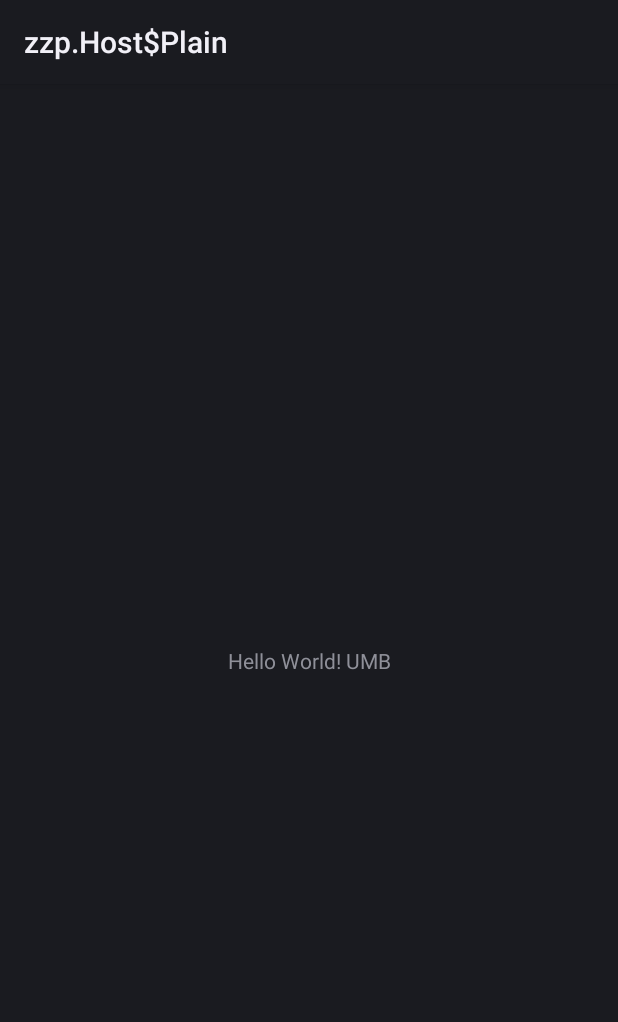
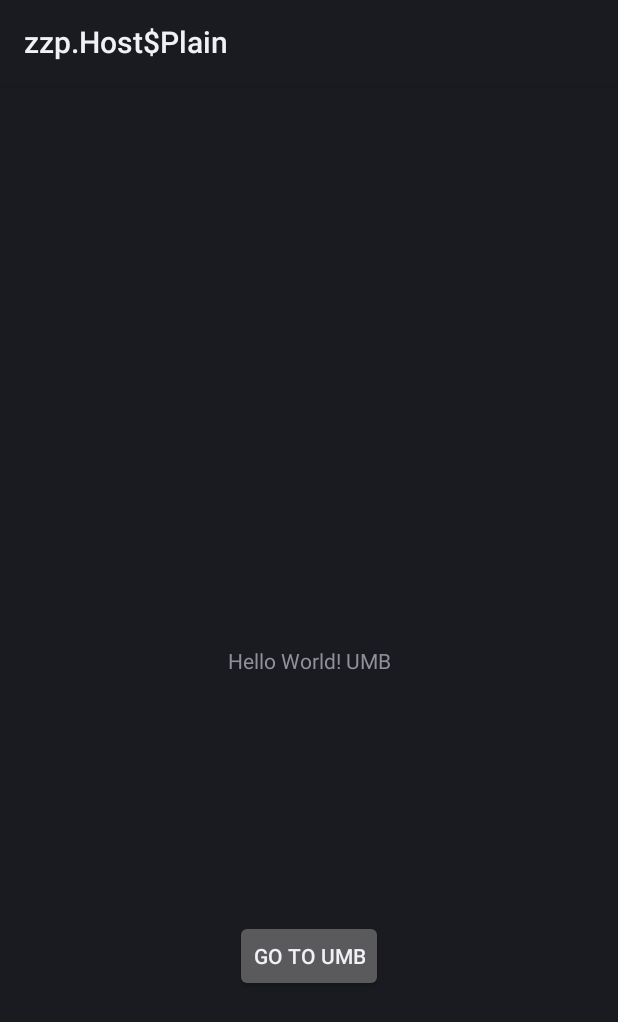
Before and after one commit to elin3t/umbsoft-android-hello, an Android app: the layout activity_main.xml on its own in the app's theme, with its tools: preview values and no code run, on a phone screen of 412 x 824 dp. Shown: the top 1022 px of the screen. Run offline under Robolectric (Android 15) with nearby library versions, the phone set to English and light mode, and no system bars.

Commit message:
Add Button to Open UMB Web on Browser

```diff
--- a/hello/src/main/java/com/eliecerdaza/umbsoft/hello/MainActivity.java
+++ b/hello/src/main/java/com/eliecerdaza/umbsoft/hello/MainActivity.java
@@ -1,7 +1,10 @@
 package com.eliecerdaza.umbsoft.hello;
 
+import android.content.Intent;
+import android.net.Uri;
 import android.support.v7.app.AppCompatActivity;
 import android.os.Bundle;
+import android.view.View;
 
 public class MainActivity extends AppCompatActivity {
 
@@ -10,4 +13,9 @@ public class MainActivity extends AppCompatActivity {
         super.onCreate(savedInstanceState);
         setContentView(R.layout.activity_main);
     }
+
+    public void openUMBinBrowser(View view){
+        Intent browserIntent = new Intent(Intent.ACTION_VIEW, Uri.parse("http://umbvirtual.edu.co"));
+        startActivity(browserIntent);
+    }
 }
--- a/hello/src/main/res/layout/activity_main.xml
+++ b/hello/src/main/res/layout/activity_main.xml
@@ -6,7 +6,20 @@
     android:layout_height="match_parent"
     tools:context=".MainActivity">
 
+    <Button
+        android:id="@+id/button"
+        android:layout_width="wrap_content"
+        android:layout_height="wrap_content"
+        android:onClick="openUMBinBrowser"
+        android:text="Go To UMB"
+        app:layout_constraintBottom_toBottomOf="parent"
+        app:layout_constraintEnd_toEndOf="parent"
+        app:layout_constraintHorizontal_bias="0.5"
+        app:layout_constraintStart_toStartOf="parent"
+        app:layout_constraintTop_toBottomOf="@+id/textView" />
+
     <TextView
+        android:id="@+id/textView"
         android:layout_width="wrap_content"
         android:layout_height="wrap_content"
         android:text="Hello World! UMB"
```
